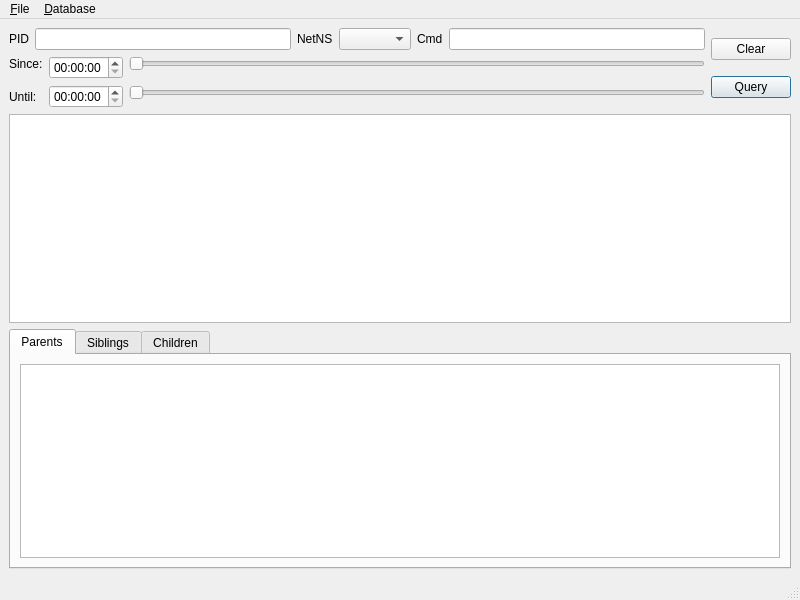
Above: gui/procwatch.ui from kellyjf/procwatch before the change. Below: the same form after it.
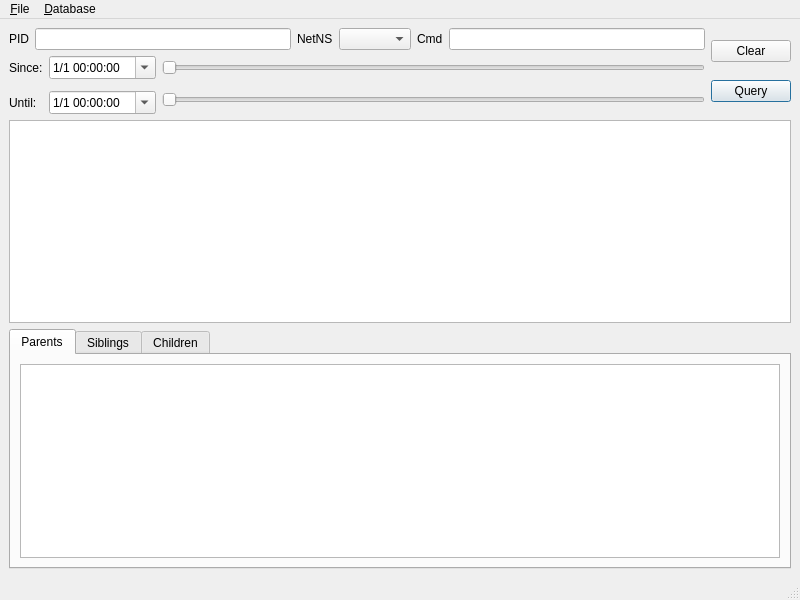
That is the form after the change. Custom widgets are drawn as their Qt base class.

The edit to the form file:
```diff
--- a/gui/procwatch.ui
+++ b/gui/procwatch.ui
@@ -74,16 +74,6 @@
             </property>
            </widget>
           </item>
-          <item row="0" column="1" rowspan="2">
-           <widget class="QTimeEdit" name="sinceTime">
-            <property name="displayFormat">
-             <string>hh:mm:ss</string>
-            </property>
-            <property name="timeSpec">
-             <enum>Qt::LocalTime</enum>
-            </property>
-           </widget>
-          </item>
           <item row="0" column="2">
            <widget class="QSlider" name="sinceSlider">
             <property name="orientation">
@@ -105,13 +95,23 @@
             </property>
            </widget>
           </item>
+          <item row="0" column="1">
+           <widget class="QDateTimeEdit" name="sinceTime">
+            <property name="displayFormat">
+             <string>M/d hh:mm:ss</string>
+            </property>
+            <property name="calendarPopup">
+             <bool>true</bool>
+            </property>
+           </widget>
+          </item>
           <item row="2" column="1">
-           <widget class="QTimeEdit" name="untilTime">
+           <widget class="QDateTimeEdit" name="untilTime">
             <property name="displayFormat">
-             <string>hh:mm:ss</string>
+             <string>M/d hh:mm:ss</string>
             </property>
-            <property name="timeSpec">
-             <enum>Qt::LocalTime</enum>
+            <property name="calendarPopup">
+             <bool>true</bool>
             </property>
            </widget>
           </item>
```
Left out of the diff: 2 changed lines with no effect on the pictures.
